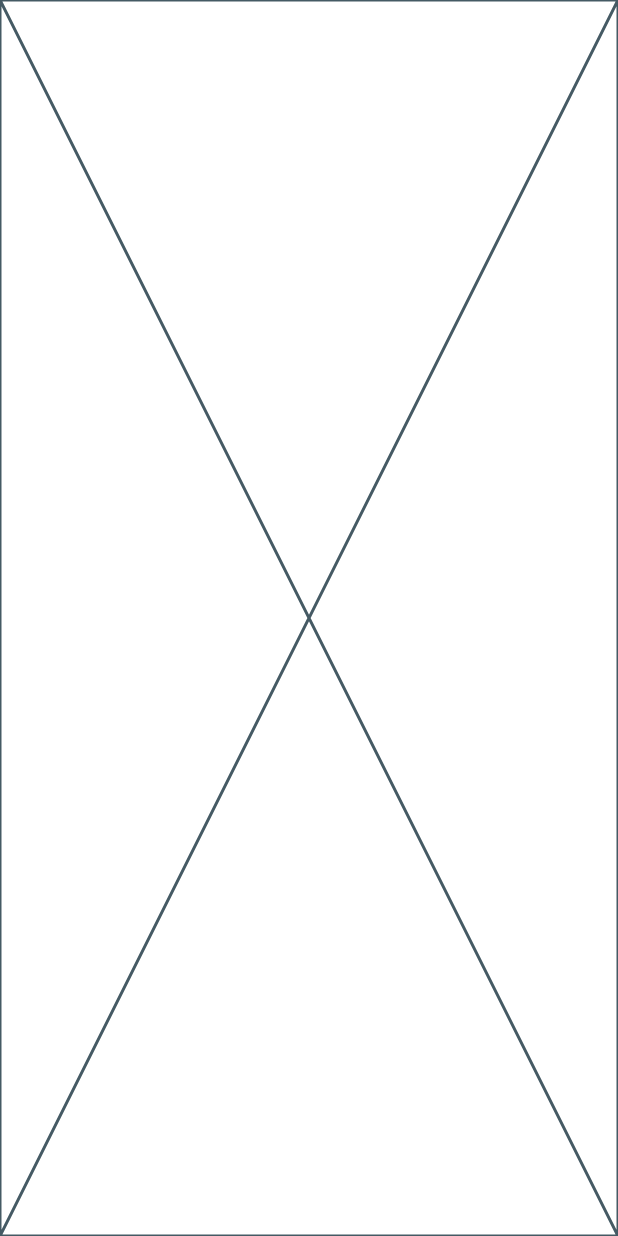
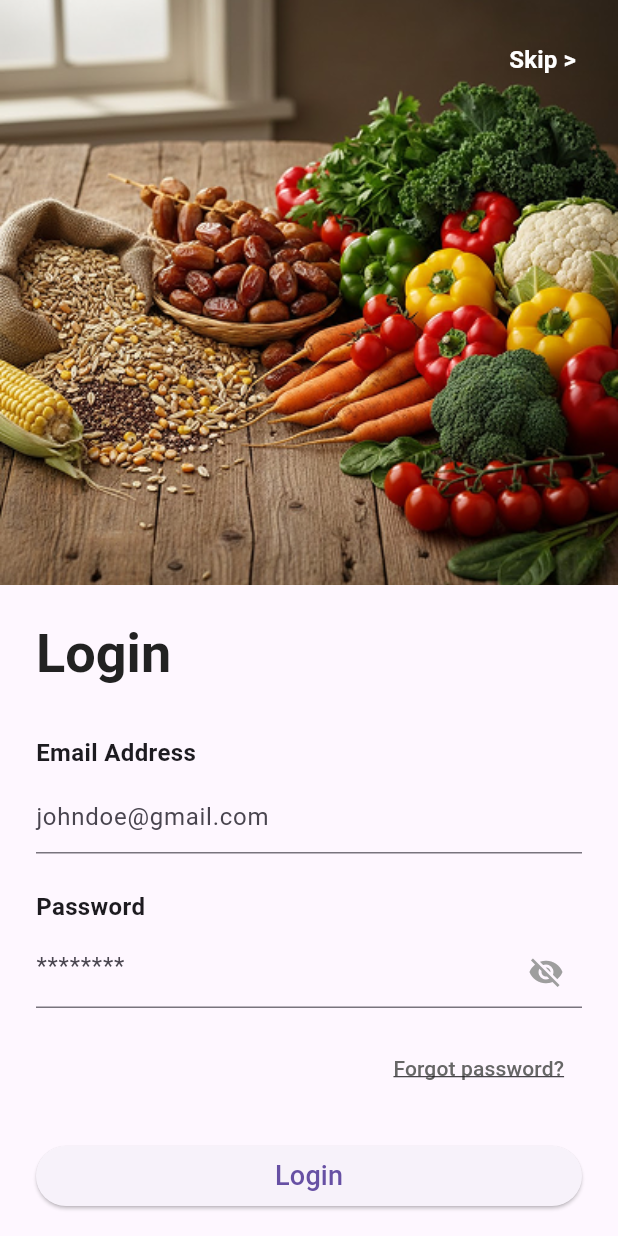
Before and after one commit to anushtp04/machine_test_alisons, a Flutter app: the screen it shows after launch, on a phone screen of 412 x 824 dp. Run offline on Flutter 3.47's test engine with Material 3 defaults, Android fonts, the phone set to English and light mode, and no system bars; our stand-ins replace equatable, flutter_bloc, shared_preferences.

Commit message:
login screen

```diff
--- /dev/null
+++ b/lib/blocs/auth/auth_event.dart
@@ -0,0 +1,22 @@
+import 'package:equatable/equatable.dart';
+
+abstract class AuthEvent extends Equatable {
+  const AuthEvent();
+
+  @override
+  List<Object> get props => [];
+}
+
+class CheckAuthStatus extends AuthEvent {}
+
+class LoginRequested extends AuthEvent {
+  final String email;
+  final String password;
+
+  const LoginRequested({required this.email, required this.password});
+
+  @override
+  List<Object> get props => [email, password];
+}
+
+class LogoutRequested extends AuthEvent {}
--- /dev/null
+++ b/lib/blocs/auth/auth_state.dart
@@ -0,0 +1,32 @@
+import 'package:equatable/equatable.dart';
+
+abstract class AuthState extends Equatable {
+  const AuthState();
+
+  @override
+  List<Object> get props => [];
+}
+
+class AuthInitial extends AuthState {}
+
+class AuthLoading extends AuthState {}
+
+class Authenticated extends AuthState {
+  final String token;
+
+  const Authenticated(this.token);
+
+  @override
+  List<Object> get props => [token];
+}
+
+class Unauthenticated extends AuthState {}
+
+class AuthError extends AuthState {
+  final String message;
+
+  const AuthError(this.message);
+
+  @override
+  List<Object> get props => [message];
+}
--- a/lib/main.dart
+++ b/lib/main.dart
@@ -1,5 +1,10 @@
 import 'package:flutter/material.dart';
-import 'package:machine_test_alisons/screens/login/login_page.dart';
+import 'package:flutter_bloc/flutter_bloc.dart';
+import 'package:machine_test_alisons/screens/home_page.dart';
+import 'package:machine_test_alisons/screens/login_page.dart';
+import 'blocs/auth/auth_bloc.dart';
+import 'blocs/auth/auth_event.dart';
+import 'blocs/auth/auth_state.dart';
 
 void main() {
   runApp(const MyApp());
@@ -8,15 +13,29 @@ void main() {
 class MyApp extends StatelessWidget {
   const MyApp({super.key});
 
-  // This widget is the root of your application.
   @override
   Widget build(BuildContext context) {
-    return MaterialApp(
-      title: 'Machine Test',
-      theme: ThemeData(
-        colorScheme: .fromSeed(seedColor: Colors.deepOrange),
+    return MultiBlocProvider(
+      providers: [
+        BlocProvider(create: (context) => AuthBloc()..add(CheckAuthStatus())),
+      ],
+      child: MaterialApp(
+        title: 'Flutter Machine Test',
+        debugShowCheckedModeBanner: false,
+        home: BlocBuilder<AuthBloc, AuthState>(
+          builder: (context, state) {
+            if (state is Authenticated) {
+              return const HomeScreen();
+            }
+            if (state is Unauthenticated || state is AuthError) {
+              return const LoginScreen();
+            }
+            return const Scaffold(
+              body: Center(child: CircularProgressIndicator()),
+            );
+          },
+        ),
       ),
-      home: const LoginPage(),
     );
   }
 }
--- a/lib/screens/login/login_page.dart
+++ /dev/null
@@ -1,10 +0,0 @@
-import 'package:flutter/material.dart';
-
-class LoginPage extends StatelessWidget {
-  const LoginPage({super.key});
-
-  @override
-  Widget build(BuildContext context) {
-    return const Placeholder();
-  }
-}
--- /dev/null
+++ b/lib/screens/login_page.dart
@@ -0,0 +1,255 @@
+import 'package:flutter/material.dart';
+import 'package:flutter_bloc/flutter_bloc.dart';
+import 'package:machine_test_alisons/blocs/auth/auth_bloc.dart';
+import 'package:machine_test_alisons/blocs/auth/auth_event.dart';
+import 'package:machine_test_alisons/blocs/auth/auth_state.dart';
+import 'package:machine_test_alisons/gen/assets.gen.dart';
+import 'package:machine_test_alisons/screens/home_page.dart';
+import 'package:machine_test_alisons/utils/constants/app_colors.dart';
+
+class LoginScreen extends StatefulWidget {
+  const LoginScreen({Key? key}) : super(key: key);
+
+  @override
+  State<LoginScreen> createState() => _LoginScreenState();
+}
+
+class _LoginScreenState extends State<LoginScreen> {
+  final _formKey = GlobalKey<FormState>();
+  final _emailController = TextEditingController();
+  final _passwordController = TextEditingController();
+  bool _obscurePassword = true;
+
+  @override
+  void dispose() {
+    _emailController.dispose();
+    _passwordController.dispose();
+    super.dispose();
+  }
+
+  void _onLoginPressed() {
+    if (_formKey.currentState?.validate() ?? false) {
+      context.read<AuthBloc>().add(
+        LoginRequested(
+          email: _emailController.text.trim(),
+          password: _passwordController.text,
+        ),
+      );
+    }
+  }
+
+  @override
+  Widget build(BuildContext context) {
+    return Scaffold(
+      body: BlocListener<AuthBloc, AuthState>(
+        listener: (context, state) {
+          if (state is Authenticated) {
+            Navigator.of(context).pushReplacement(
+              MaterialPageRoute(builder: (context) => const HomeScreen()),
+            );
+          } else if (state is AuthError) {
+            ScaffoldMessenger.of(context).showSnackBar(
+              SnackBar(
+                content: Text(state.message),
+                backgroundColor: AppColors.error,
+              ),
+            );
+          }
+        },
+        child: SingleChildScrollView(
+          child: Column(
+            crossAxisAlignment: CrossAxisAlignment.stretch,
+            children: [
+              // Top Banner Image
+              SizedBox(
+                height: 390,
+                width: double.infinity,
+                child: Stack(
+                  children: [
+                    Image.asset(
+                      Assets.png.login.path,
+                      fit: BoxFit.cover,
+                      width: double.infinity,
+                      height: double.infinity,
+                    ),
+                    SafeArea(
+                      child: Padding(
+                        padding: const EdgeInsets.all(16.0),
+                        child: Align(
+                          alignment: Alignment.topRight,
+                          child: TextButton(
+                            onPressed: () {},
+                            child: const Text(
+                              'Skip >',
+                              style: TextStyle(
+                                color: Colors.white,
+                                fontSize: 16,
+                                fontWeight: FontWeight.bold,
+                              ),
+                            ),
+                          ),
+                        ),
+                      ),
+                    ),
+                  ],
+                ),
+              ),
+
+              Padding(
+                padding: const EdgeInsets.symmetric(
+                  horizontal: 24.0,
+                  vertical: 24,
+                ),
+                child: Form(
+                  key: _formKey,
+                  child: Column(
+                    crossAxisAlignment: CrossAxisAlignment.start,
+                    children: [
+                      Text(
+                        'Login',
+                        style: Theme.of(context).textTheme.displaySmall
+                            ?.copyWith(
+                          fontWeight: FontWeight.bold,
+                          color: AppColors.textPrimary,
+                        ),
+                      ),
+                      const SizedBox(height: 32),
+
+                      // Email Field
+                      const Text(
+                        'Email Address',
+                        style: TextStyle(
+                          fontWeight: FontWeight.w600,
+                          fontSize: 16,
+                        ),
+                      ),
+                      const SizedBox(height: 8),
+                      TextFormField(
+                        controller: _emailController,
+                        decoration: const InputDecoration(
+                          hintText: 'johndoe@gmail.com',
+                        ),
+                        validator: (value) {
+                          if (value == null || value.trim().isEmpty) {
+                            return 'Please enter your email';
+                          }
+                          return null;
+                        },
+                      ),
+
+                      const SizedBox(height: 24),
+
+                      // Password Field
+                      const Text(
+                        'Password',
+                        style: TextStyle(
+                          fontWeight: FontWeight.w600,
+                          fontSize: 16,
+                        ),
+                      ),
+                      const SizedBox(height: 8),
+                      TextFormField(
+                        controller: _passwordController,
+                        obscureText: _obscurePassword,
+                        decoration: InputDecoration(
+                          hintText: '********',
+                          suffixIcon: IconButton(
+                            icon: Icon(
+                              _obscurePassword
+                                  ? Icons.visibility_off
+                                  : Icons.visibility,
+                              color: Colors.grey,
+                            ),
+                            onPressed: () {
+                              setState(() {
+                                _obscurePassword = !_obscurePassword;
+                              });
+                            },
+                          ),
+                        ),
+                        validator: (value) {
+                          if (value == null || value.isEmpty) {
+                            return 'Please enter your password';
+                          }
+                          return null;
+                        },
+                      ),
+
+                      const SizedBox(height: 16),
+
+                      // Forgot password
+                      Align(
+                        alignment: Alignment.centerRight,
+                        child: TextButton(
+                          onPressed: () {},
+                          child: const Text(
+                            'Forgot password?',
+                            style: TextStyle(
+                              color: AppColors.textSecondary,
+                              decoration: TextDecoration.underline,
+                            ),
+                          ),
+                        ),
+                      ),
+
+                      const SizedBox(height: 24),
+
+                      // Login Button
+                      SizedBox(
+                        width: double.infinity,
+                        child: BlocBuilder<AuthBloc, AuthState>(
+                          builder: (context, state) {
+                            if (state is AuthLoading) {
+                              return ElevatedButton(
+                                onPressed: null,
+                                child: const CircularProgressIndicator(
+                                  color: Colors.white,
+                                ),
+                              );
+                            }
+                            return ElevatedButton(
+                              onPressed: _onLoginPressed,
+                              child: const Text(
+                                'Login',
+                                style: TextStyle(fontSize: 18),
+                              ),
+                            );
+                          },
+                        ),
+                      ),
+
+                      const SizedBox(height: 32),
+
+                      // Sign Up
+                      Row(
+                        mainAxisAlignment: MainAxisAlignment.center,
+                        children: [
+                          const Text(
+                            "Don't Have an account? ",
+                            style: TextStyle(color: AppColors.textSecondary),
+                          ),
+                          GestureDetector(
+                            onTap: () {},
+                            child: const Text(
+                              'Sign Up',
+                              style: TextStyle(
+                                fontWeight: FontWeight.bold,
+                                decoration: TextDecoration.underline,
+                                color: AppColors.textPrimary,
+                              ),
+                            ),
+                          ),
+                        ],
+                      ),
+                      const SizedBox(height: 32),
+                    ],
+                  ),
+                ),
+              ),
+            ],
+          ),
+        ),
+      ),
+    );
+  }
+}
--- /dev/null
+++ b/lib/utils/constants/app_colors.dart
@@ -0,0 +1,14 @@
+import 'package:flutter/material.dart';
+
+class AppColors {
+  static const Color primary = Color(0xFF913B0E);
+  static const Color background = Color(0xFFF7F7F7);
+  static const Color textPrimary = Color(0xFF222222);
+  static const Color textSecondary = Color(0xFF666666);
+  static const Color lightGrey = Color(0xFFE0E0E0);
+  static const Color white = Colors.white;
+  static const Color error = Colors.redAccent;
+
+  static const Color cardGradientStart = Color(0xFFFF9E5E);
+  static const Color cardGradientEnd = Color(0xFFFF7A26);
+}
--- /dev/null
+++ b/lib/utils/constants/app_constants.dart
@@ -0,0 +1,11 @@
+class AppConstants {
+  static const String apiBaseUrl = 'https://sungod.demospro2023.in.net/api';
+  static const String imageBaseUrl = 'https://sungod.demospro2023.in.net';
+
+  static const String bannerImageBase = '$imageBaseUrl/images/bannert/';
+  static const String productImageBase = '$imageBaseUrl/images/product/';
+  static const String categoryImageBase = '$imageBaseUrl/images/category/';
+
+  static const String dummyEmail = 'mobile@alisonsgroup.com';
+  static const String dummyPassword = '12345678';
+}
```
Also changed, not shown: lib/blocs/auth/auth_bloc.dart (added, +71 -0 lines), lib/gen/assets.gen.dart (added, +116 -0 lines), lib/screens/home_page.dart (added, +10 -0 lines), lib/widget/inputfields/textfield.dart (added, +74 -0 lines), pubspec.yaml (+13 -2 lines), assets/png/login.png (added), pubspec.lock, 3 other files.
